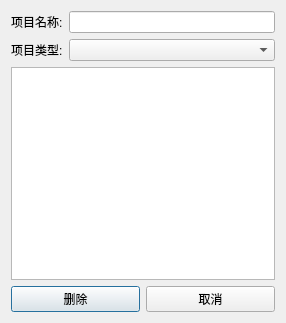
Above: delete_project.ui from liuran2011/autotest before the change. Below: the same form after it.
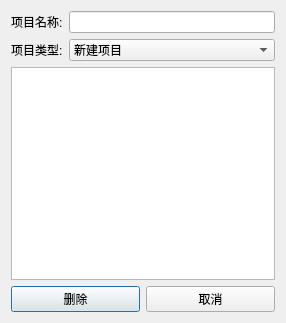
That is the form after the change.

```diff
--- a/delete_project.ui
+++ b/delete_project.ui
@@ -44,7 +44,13 @@
         </widget>
        </item>
        <item row="1" column="1">
-        <widget class="QComboBox" name="comboBox"/>
+        <widget class="QComboBox" name="comboBox">
+         <item>
+          <property name="text">
+           <string>新建项目</string>
+          </property>
+         </item>
+        </widget>
        </item>
        <item row="0" column="1">
         <widget class="QLineEdit" name="lineEdit"/>
```
